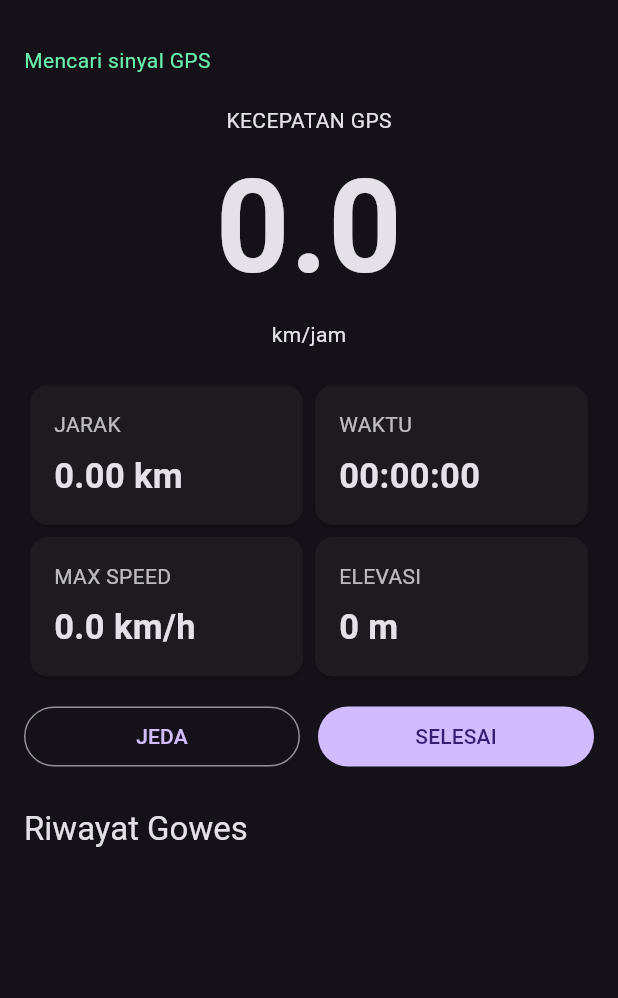
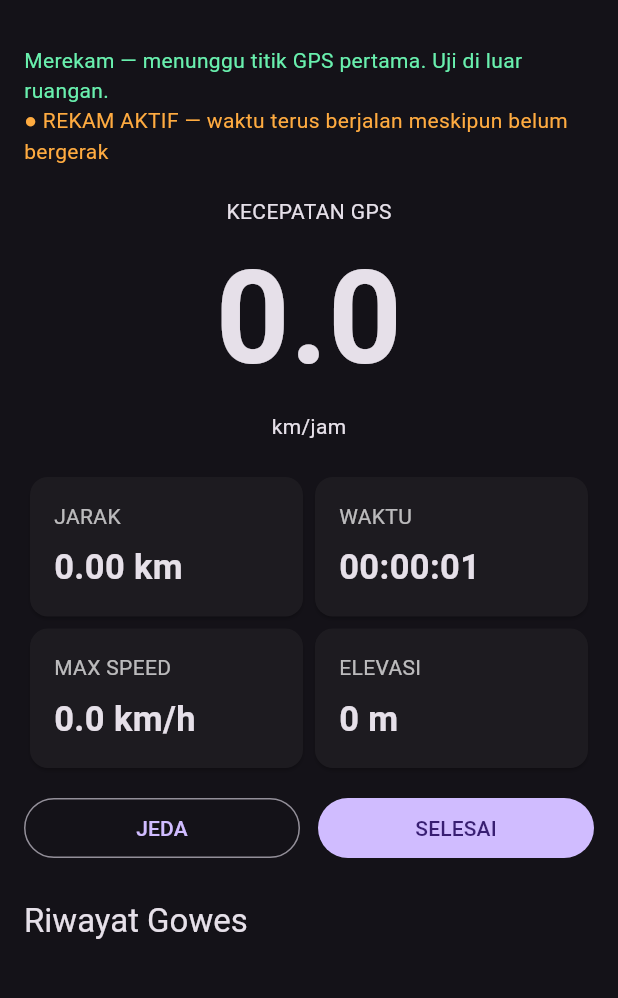
Before and after one commit to sonn19/cyclocomp-ultimate, a Flutter app: the screen it shows after launch, after a tap on "MULAI GOWES", on a phone screen of 412 x 824 dp, the part 63-1061 px from its top. Run offline on Flutter 3.47's test engine with Material 3 defaults, Android fonts, the phone set to English and light mode, and no system bars; our stand-ins replace geolocator, shared_preferences.

Commit message:
Fix GPS record UX: running timer, permissions, error handling and signal diagnostics

```diff
--- a/lib/main.dart
+++ b/lib/main.dart
@@ -29,7 +29,7 @@ class _RidePageState extends State<RidePage> {
   Timer? timer;
   Position? previous;
   DateTime? started;
-  bool recording = false, paused = false;
+  bool recording = false, paused = false, starting = false;
   double speed = 0, maxSpeed = 0, distance = 0, altitude = 0;
   int seconds = 0;
   String status = 'GPS siap';
@@ -46,29 +46,32 @@ class _RidePageState extends State<RidePage> {
   }
 
   Future<void> startRide() async {
+    if (starting || recording) return;
+    setState(() { starting = true; status = 'Memeriksa izin GPS...'; });
+    try {
     if (!await Geolocator.isLocationServiceEnabled()) {
-      setState(() => status = 'Aktifkan GPS'); return;
+      setState(() => status = 'Lokasi HP mati. Aktifkan Lokasi/GPS lalu coba lagi.'); return;
     }
     var permission = await Geolocator.checkPermission();
     if (permission == LocationPermission.denied) permission = await Geolocator.requestPermission();
     if (permission == LocationPermission.denied || permission == LocationPermission.deniedForever) {
-      setState(() => status = 'Izin lokasi diperlukan'); return;
+      setState(() => status = 'Izinkan lokasi untuk CycloComp di pengaturan Android.'); return;
     }
     await gps?.cancel();
     timer?.cancel();
     setState(() {
       recording = true; paused = false; previous = null;
       speed = 0; maxSpeed = 0; distance = 0; altitude = 0; seconds = 0;
-      started = DateTime.now(); track.clear(); status = 'Mencari sinyal GPS';
+      started = DateTime.now(); track.clear(); status = 'Merekam — menunggu titik GPS pertama. Uji di luar ruangan.';
     });
     timer = Timer.periodic(const Duration(seconds: 1), (_) {
-      if (mounted && recording && !paused && speed >= 1) setState(() => seconds++);
+      if (mounted && recording && !paused) setState(() => seconds++);
     });
     gps = Geolocator.getPositionStream(locationSettings: const LocationSettings(
-      accuracy: LocationAccuracy.bestForNavigation, distanceFilter: 3,
+      accuracy: LocationAccuracy.bestForNavigation, distanceFilter: 0,
     )).listen((p) {
       if (!mounted || !recording || paused) return;
-      if (p.accuracy > 45) { setState(() => status = 'Menunggu GPS akurat'); return; }
+      if (p.accuracy > 100) { setState(() => status = 'GPS belum akurat (±\${p.accuracy.toStringAsFixed(0)} m). Coba area terbuka.'); return; }
       final nextSpeed = max(0.0, p.speed * 3.6);
       if (nextSpeed > 100) return;
       if (previous != null) {
@@ -78,8 +81,14 @@ class _RidePageState extends State<RidePage> {
       }
       previous = p;
       track.add({'lat':p.latitude,'lon':p.longitude,'time':p.timestamp.toIso8601String(),'alt':p.altitude});
-      setState(() { speed = nextSpeed < 1 ? 0 : nextSpeed; maxSpeed = max(maxSpeed,speed); altitude = p.altitude; status = 'GPS aktif'; });
+      setState(() { speed = nextSpeed < 1 ? 0 : nextSpeed; maxSpeed = max(maxSpeed,speed); altitude = p.altitude; status = 'GPS aktif • \${track.length} titik • akurasi ±\${p.accuracy.toStringAsFixed(0)} m'; });
     }, onError: (Object e) { if (mounted) setState(() => status = 'GPS error: $e'); });
+    } catch (e) {
+      await gps?.cancel(); timer?.cancel();
+      if (mounted) setState(() { recording = false; status = 'Gagal mulai merekam: $e'; });
+    } finally {
+      if (mounted) setState(() => starting = false);
+    }
   }
 
   void togglePause() => setState(() { paused = !paused; previous = null; speed = 0; });
@@ -118,6 +127,7 @@ class _RidePageState extends State<RidePage> {
     appBar: AppBar(title:const Text('🚴 CycloComp Ultimate')),
     body: ListView(padding:const EdgeInsets.all(16),children:[
       Text(status,style:const TextStyle(color:Colors.greenAccent)),
+      if (recording) Text(paused ? 'Dijeda — perjalanan belum dihentikan' : '● REKAM AKTIF — waktu terus berjalan meskipun belum bergerak',style:const TextStyle(color:Colors.orangeAccent)),
       const SizedBox(height:20),
       const Center(child:Text('KECEPATAN GPS')),
       Center(child:Text(speed.toStringAsFixed(1),style:const TextStyle(fontSize:86,fontWeight:FontWeight.bold))),
@@ -132,7 +142,7 @@ class _RidePageState extends State<RidePage> {
         Expanded(child:metric('ELEVASI','${altitude.toStringAsFixed(0)} m')),
       ]),
       const SizedBox(height:12),
-      if (!recording) FilledButton(onPressed:startRide,child:const Text('MULAI GOWES')),
+      if (!recording) FilledButton(onPressed:starting ? null : startRide,child:Text(starting ? 'MENYIAPKAN GPS...' : 'MULAI GOWES')),
       if (recording) Row(children:[
         Expanded(child:OutlinedButton(onPressed:togglePause,child:Text(paused?'LANJUTKAN':'JEDA'))),
         const SizedBox(width:12),
```
